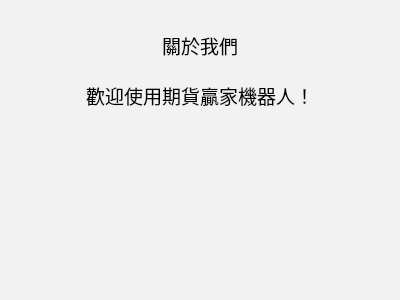
The window that AboutUS_UI.ui (allen93075/Winner) describes before a commit, drawn with Qt 5.
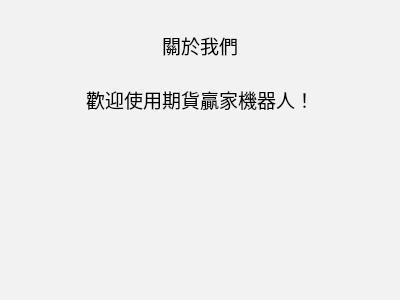
The same window after the commit.

Commit message: font changed to 微軟正黑體

What changed in the file:
```diff
--- a/AboutUS_UI.ui
+++ b/AboutUS_UI.ui
@@ -42,6 +42,7 @@
        </property>
        <property name="font">
         <font>
+         <family>微軟正黑體</family>
          <pointsize>14</pointsize>
         </font>
        </property>
```
The commit also changes 11 other files.
